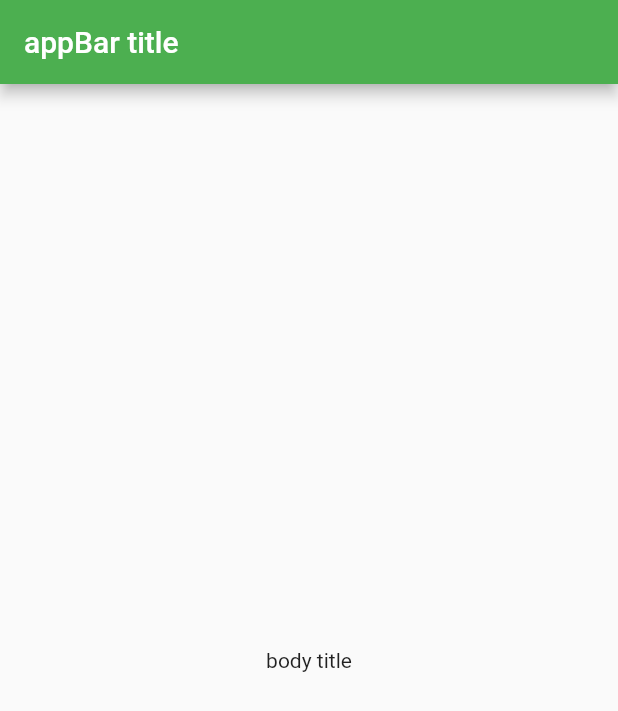
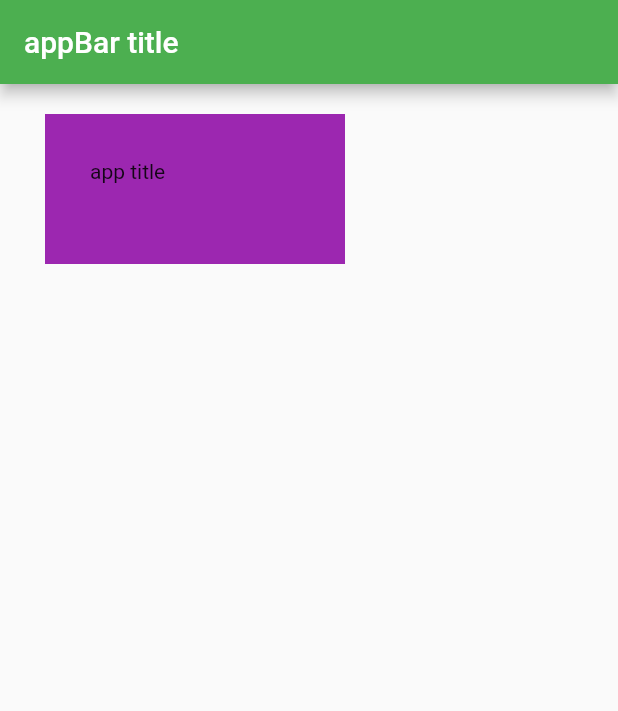
Before and after one commit to RektPunk/letsflutter, a Flutter app: the screen it shows after launch, on a phone screen of 412 x 824 dp. Shown: the top 711 px of the screen. Run offline on Flutter 3.47's test engine with Material 2 defaults, Android fonts, the phone set to English and light mode, and no system bars.

Commit message:
feat - apply container and sized box

```diff
--- a/lib/pages/homepage.dart
+++ b/lib/pages/homepage.dart
@@ -11,8 +11,26 @@ class MyHompage extends StatelessWidget {
       appBar: AppBar(
         title: const Text('appBar title')
       ),
-      body: const Center(
-        child: Text('body title'),
+      body: Container(
+        color: Colors.purple,
+        alignment: Alignment.centerLeft,
+        // alignment: const Alignment(1, 0),
+        width: 200,
+        height: 100,
+        // padding: const EdgeInsets.all(10),
+        padding: const EdgeInsets.symmetric(
+          horizontal: 30,
+          vertical: 30
+        ),
+        margin: const EdgeInsets.symmetric(
+          horizontal: 30,
+          vertical: 20
+        ),
+        child: const SizedBox(
+          width: 200,
+          height: 200,
+          child: Text('app title'),
+        )
       ),
     );
   }
```
